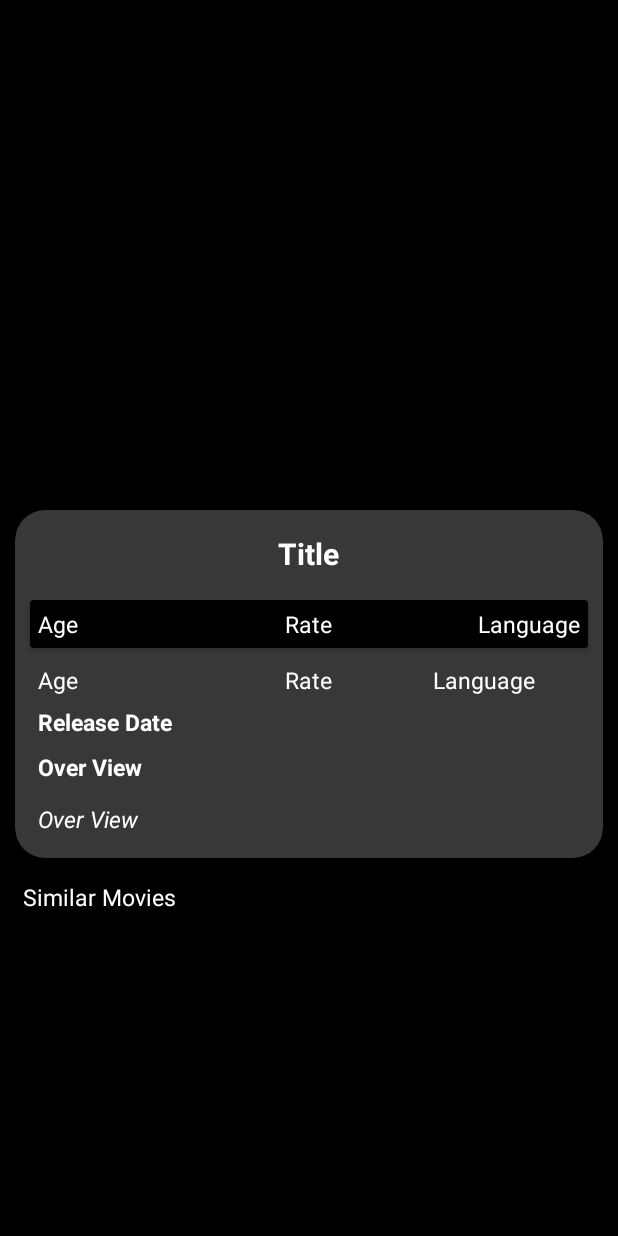
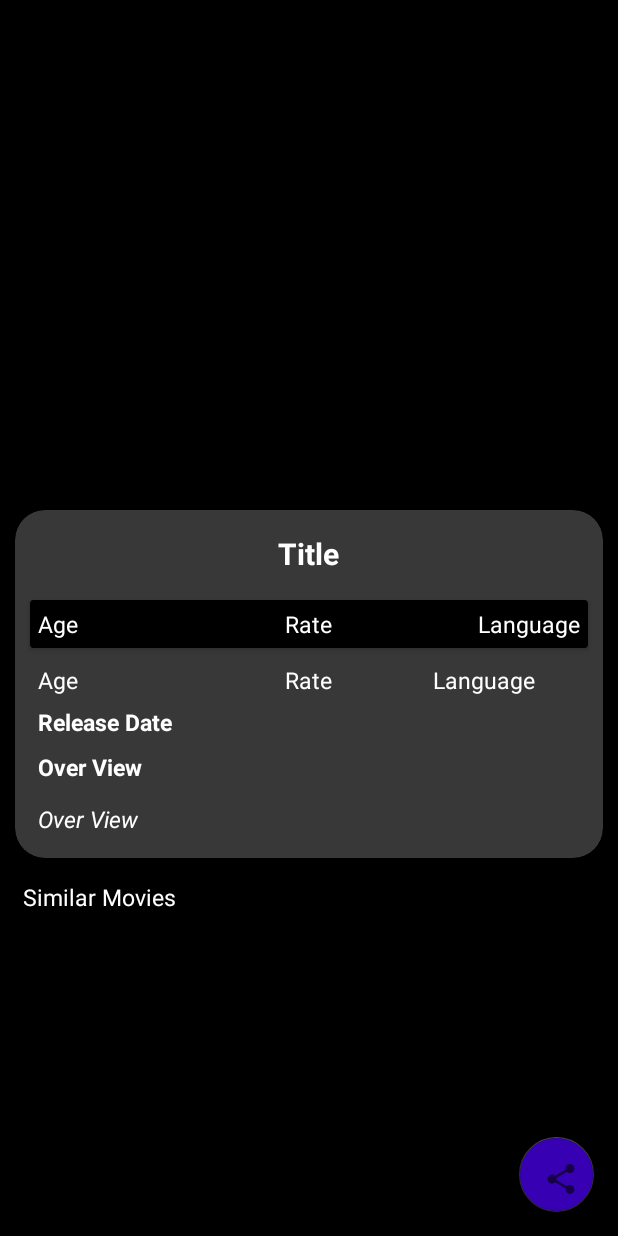
Before and after one commit to Dhanush669/MovieFinder, an Android app: the layout activity_detailed.xml on its own in the app's theme, with its tools: preview values and no code run, on a phone screen of 412 x 824 dp. Run offline under Robolectric (Android 15) with nearby library versions, the phone set to English and light mode, and no system bars; network calls fail.

Commit message:
added share option - sharing movie details

```diff
--- a/app/build.gradle
+++ b/app/build.gradle
@@ -29,6 +29,7 @@ dependencies {
     implementation 'androidx.cardview:cardview:1.0.0'
     implementation 'com.android.volley:volley:1.1.1'
     implementation 'androidx.viewpager2:viewpager2:1.0.0'
+    implementation 'com.google.android.material:material:1.4.0'
     testImplementation 'junit:junit:4.12'
     androidTestImplementation 'androidx.test.ext:junit:1.1.1'
     androidTestImplementation 'androidx.test.espresso:espresso-core:3.2.0'
--- a/app/src/main/java/com/example/movie/Detailed.java
+++ b/app/src/main/java/com/example/movie/Detailed.java
@@ -7,6 +7,7 @@ import androidx.recyclerview.widget.RecyclerView;
 
 import android.content.Intent;
 import android.os.Bundle;
+import android.view.View;
 import android.widget.ImageView;
 import android.widget.TextView;
 import android.widget.Toast;
@@ -126,4 +127,16 @@ public class Detailed extends AppCompatActivity {
         LinearLayoutManager linearLayoutManager=new LinearLayoutManager(Detailed.this,LinearLayoutManager.HORIZONTAL,false);
         recyclerView.setLayoutManager(linearLayoutManager);
     }
+
+    public void share(View view){
+        Intent share=new Intent(Intent.ACTION_SEND);
+        String message;
+        message="Movie Title :\n"+title.getText().toString()+"\n"+"Released date :\n"+releasedate.getText().toString()
+                +"\n"+"Review :\n"+rate.getText().toString()+"\n"+"Language :\n"+lang.getText().toString()+"\n"+"Overview: "+overview.getText().toString();
+
+        ;
+        share.putExtra(Intent.EXTRA_TEXT,message);
+        share.setType("text/plain");
+        startActivity(share);
+    }
 }
--- /dev/null
+++ b/app/src/main/res/drawable/ic_baseline_share_24.xml
@@ -0,0 +1,10 @@
+<vector xmlns:android="http://schemas.android.com/apk/res/android"
+    android:width="24dp"
+    android:height="24dp"
+    android:viewportWidth="24"
+    android:viewportHeight="24"
+    android:tint="?attr/colorControlNormal">
+  <path
+      android:fillColor="@android:color/white"
+      android:pathData="M18,16.08c-0.76,0 -1.44,0.3 -1.96,0.77L8.91,12.7c0.05,-0.23 0.09,-0.46 0.09,-0.7s-0.04,-0.47 -0.09,-0.7l7.05,-4.11c0.54,0.5 1.25,0.81 2.04,0.81 1.66,0 3,-1.34 3,-3s-1.34,-3 -3,-3 -3,1.34 -3,3c0,0.24 0.04,0.47 0.09,0.7L8.04,9.81C7.5,9.31 6.79,9 6,9c-1.66,0 -3,1.34 -3,3s1.34,3 3,3c0.79,0 1.5,-0.31 2.04,-0.81l7.12,4.16c-0.05,0.21 -0.08,0.43 -0.08,0.65 0,1.61 1.31,2.92 2.92,2.92 1.61,0 2.92,-1.31 2.92,-2.92s-1.31,-2.92 -2.92,-2.92z"/>
+</vector>
--- a/app/src/main/res/layout/activity_detailed.xml
+++ b/app/src/main/res/layout/activity_detailed.xml
@@ -1,5 +1,9 @@
 <?xml version="1.0" encoding="utf-8"?>
-<ScrollView xmlns:android="http://schemas.android.com/apk/res/android"
+
+<RelativeLayout xmlns:android="http://schemas.android.com/apk/res/android"
+    android:layout_width="match_parent"
+    android:layout_height="match_parent">
+    <ScrollView xmlns:android="http://schemas.android.com/apk/res/android"
     xmlns:app="http://schemas.android.com/apk/res-auto"
     xmlns:tools="http://schemas.android.com/tools"
     android:layout_width="match_parent"
@@ -10,6 +14,7 @@
         android:layout_width="match_parent"
         android:layout_height="match_parent"
         android:orientation="vertical">
+
     <androidx.cardview.widget.CardView
         android:id="@+id/background"
         android:layout_width="match_parent"
@@ -204,3 +209,14 @@
         </androidx.recyclerview.widget.RecyclerView>
     </LinearLayout>
 </ScrollView>
+    <com.google.android.material.floatingactionbutton.FloatingActionButton
+        android:layout_width="50dp"
+        android:layout_height="50dp"
+        android:layout_alignParentRight="true"
+        android:layout_alignParentBottom="true"
+        android:layout_margin="16dp"
+        android:src="@drawable/ic_baseline_share_24"
+        android:onClick="share"
+        android:backgroundTint="@color/colorPrimaryDark"/>
+
+</RelativeLayout>
```
